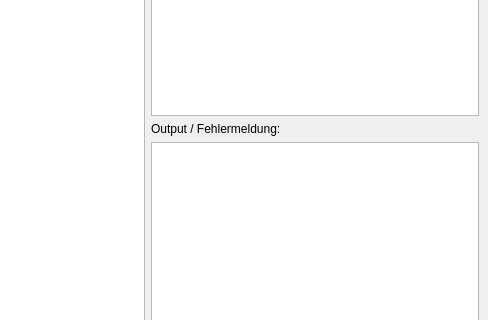
amgoebel/masterthesis-learn_java, file learn_java/view/gui.ui: the form before one commit; both pictures show x 526 to 1014 and y 149 to 469 of the 1014 by 617 pixel window.
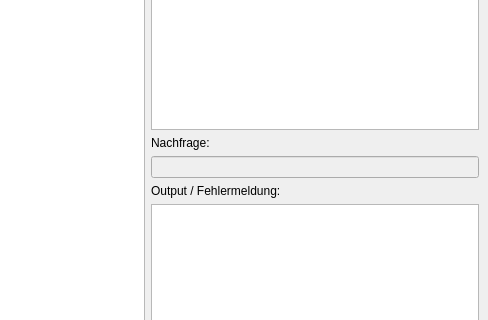
The form after the commit.

```diff
--- a/learn_java/view/gui.ui
+++ b/learn_java/view/gui.ui
@@ -50,7 +50,7 @@
        </layout>
       </item>
       <item>
-       <layout class="QVBoxLayout" name="vL_output_input">
+       <layout class="QVBoxLayout" name="vL_output_input" stretch="0,3,0,0,0,2,0,0">
         <item>
          <widget class="QLabel" name="l_Informationen">
           <property name="text">
@@ -65,6 +65,20 @@
           </property>
          </widget>
         </item>
+        <item>
+         <widget class="QLabel" name="l_question">
+          <property name="text">
+           <string>Nachfrage:</string>
+          </property>
+         </widget>
+        </item>
+        <item>
+         <widget class="QLineEdit" name="lE_question">
+          <property name="enabled">
+           <bool>false</bool>
+          </property>
+         </widget>
+        </item>
         <item>
          <widget class="QLabel" name="l_Output">
           <property name="text">
```
